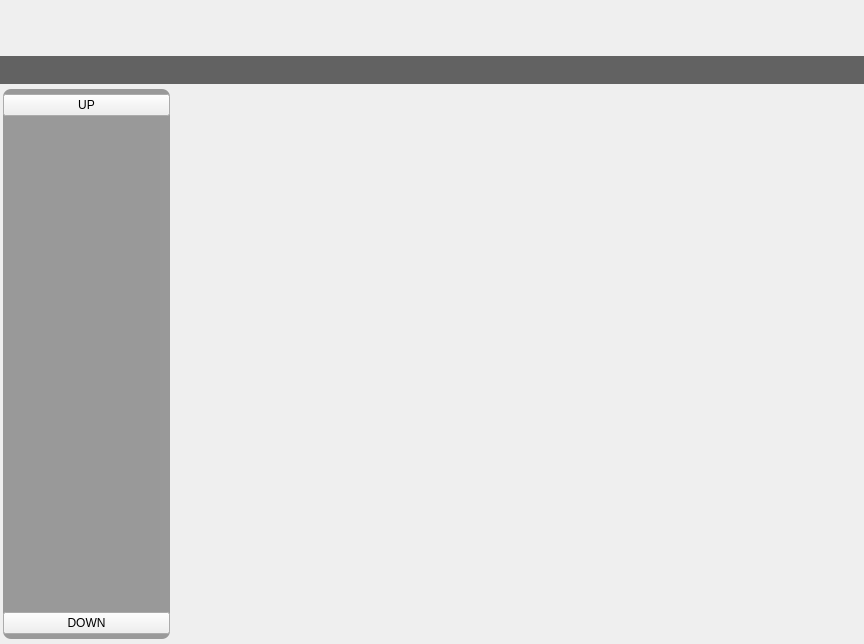
Old version of the form ui/mainwindow.ui in the repository 15903016222/Voice.
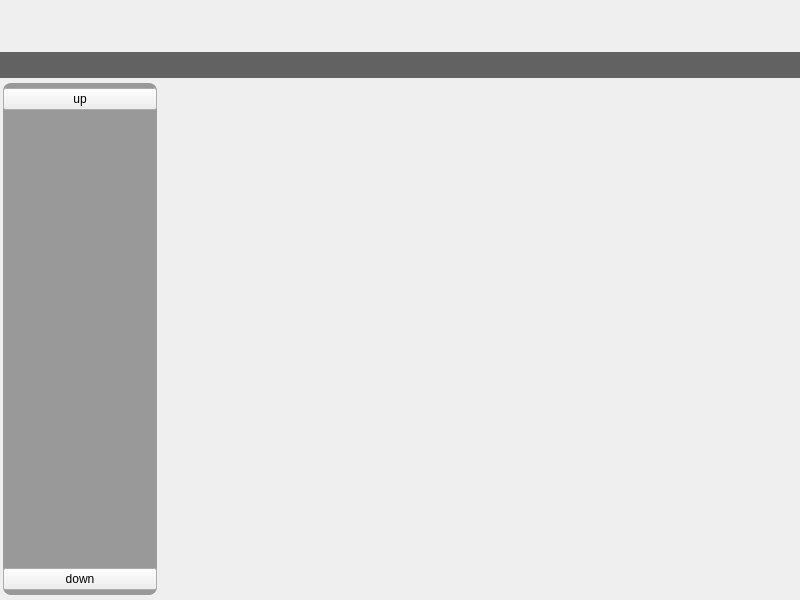
New version of the form. Custom widgets are drawn as their Qt base class.

Commit message: 增加：显示无框窗口（无标题，无最小化，无最大化，无关闭项）； 修改：交叉编译的包含文件

```diff
--- a/ui/mainwindow.ui
+++ b/ui/mainwindow.ui
@@ -6,8 +6,8 @@
    <rect>
     <x>0</x>
     <y>0</y>
-    <width>864</width>
-    <height>644</height>
+    <width>800</width>
+    <height>600</height>
    </rect>
   </property>
   <property name="sizePolicy">
@@ -178,8 +178,11 @@
                     <verstretch>0</verstretch>
                    </sizepolicy>
                   </property>
+                  <property name="styleSheet">
+                   <string notr="true"/>
+                  </property>
                   <property name="text">
-                   <string>UP</string>
+                   <string>up</string>
                   </property>
                  </widget>
                 </item>
@@ -233,8 +236,8 @@
                        <rect>
                         <x>0</x>
                         <y>0</y>
-                        <width>167</width>
-                        <height>490</height>
+                        <width>154</width>
+                        <height>452</height>
                        </rect>
                       </property>
                      </widget>
@@ -251,8 +254,11 @@
                     <verstretch>0</verstretch>
                    </sizepolicy>
                   </property>
+                  <property name="styleSheet">
+                   <string notr="true"/>
+                  </property>
                   <property name="text">
-                   <string>DOWN</string>
+                   <string>down</string>
                   </property>
                  </widget>
                 </item>
```
The commit also changes 3 other files.
